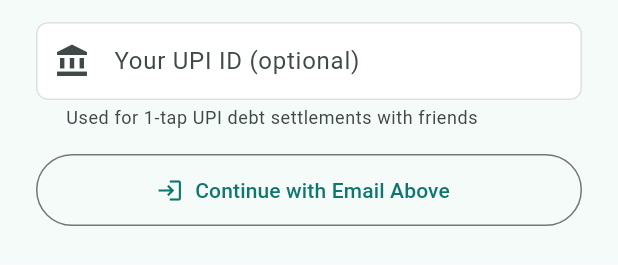
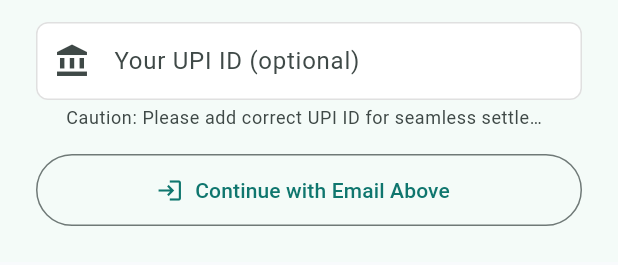
Before and after one commit to Supratik24/YeeTrip, a Flutter app: the AuthModal widget shown alone on an empty page, opened directly, on a phone screen of 412 x 824 dp. Shown: the part 629-894 px from the top of the screen. Run offline on Flutter 3.47's test engine with Material 3 defaults, Android fonts, the phone set to English and light mode, and no system bars; our stand-ins replace csv, drift, fl_chart, flutter_riverpod, go_router, google_sign_in and 2 more; accounts and stored records are empty; generated files the repository leaves out were written again.

Commit message:
feat(auth): add caution notice for correct UPI ID entry during sign in and trip joining

```diff
--- a/lib/features/auth/presentation/widgets/auth_modal.dart
+++ b/lib/features/auth/presentation/widgets/auth_modal.dart
@@ -302,6 +302,7 @@ class _AuthModalState extends ConsumerState<AuthModal> {
   @override
   Widget build(BuildContext context) {
     final theme = Theme.of(context);
+    final isDark = theme.brightness == Brightness.dark;
 
     // Step 2: After Google OAuth succeeds, allow editing name and mandate entering UPI ID
     if (_isGoogleProfileStep && _pendingGoogleAccount != null) {
@@ -437,8 +438,44 @@ class _AuthModalState extends ConsumerState<AuthModal> {
                   hintText: 'e.g. name@bank or 9876543210@upi',
                   errorText: _profileUpiError,
                   prefixIcon: const Icon(Icons.account_balance),
-                  helperText: 'Mandatory: Enter your own UPI ID for receiving and settling trip payments',
+                  helperText: 'Please add correct UPI ID for seamless settlement',
                   border: OutlineInputBorder(borderRadius: BorderRadius.circular(12)),
+                ),
+              ),
+              const SizedBox(height: 10),
+
+              // Caution Line Banner
+              Container(
+                padding: const EdgeInsets.symmetric(horizontal: 12, vertical: 8),
+                decoration: BoxDecoration(
+                  color: isDark
+                      ? Colors.amber.shade900.withValues(alpha: 0.25)
+                      : Colors.amber.shade50,
+                  borderRadius: BorderRadius.circular(10),
+                  border: Border.all(
+                    color: isDark
+                        ? Colors.amber.shade700.withValues(alpha: 0.4)
+                        : Colors.amber.shade300,
+                  ),
+                ),
+                child: Row(
+                  children: [
+                    Icon(
+                      Icons.warning_amber_rounded,
+                      size: 18,
+                      color: isDark ? Colors.amber.shade300 : Colors.amber.shade800,
+                    ),
+                    const SizedBox(width: 8),
+                    Expanded(
+                      child: Text(
+                        'Caution: Please add correct UPI ID for seamless settlement',
+                        style: theme.textTheme.bodySmall?.copyWith(
+                          color: isDark ? Colors.amber.shade200 : Colors.amber.shade900,
+                          fontWeight: FontWeight.w600,
+                        ),
+                      ),
+                    ),
+                  ],
                 ),
               ),
               const SizedBox(height: 20),
@@ -694,9 +731,7 @@ class _AuthModalState extends ConsumerState<AuthModal> {
                   labelText: widget.isJoining ? 'Your UPI ID * (Required for joining)' : 'Your UPI ID (optional)',
                   hintText: 'e.g. name@bank or 9876543210@upi',
                   prefixIcon: const Icon(Icons.account_balance),
-                  helperText: widget.isJoining
-                      ? 'Mandatory to join trip for 1-tap debt settlements'
-                      : 'Used for 1-tap UPI debt settlements with friends',
+                  helperText: 'Caution: Please add correct UPI ID for seamless settlement',
                   border: OutlineInputBorder(borderRadius: BorderRadius.circular(12)),
                 ),
               ),
--- a/lib/features/sync/presentation/widgets/join_trip_dialog.dart
+++ b/lib/features/sync/presentation/widgets/join_trip_dialog.dart
@@ -186,8 +186,8 @@ class _JoinTripDialogState extends ConsumerState<JoinTripDialog> {
             keyboardType: TextInputType.emailAddress,
             decoration: InputDecoration(
               labelText: 'Your UPI ID * (Required)',
-              hintText: 'e.g. yourname@okhdfcbank',
-              helperText: 'Mandatory for group expense settlement and splits',
+              hintText: 'e.g. name@bank or 9876543210@upi',
+              helperText: 'Caution: Please add correct UPI ID for seamless settlement',
               errorText: _upiErrorMessage,
               prefixIcon: const Icon(Icons.account_balance),
               border: OutlineInputBorder(
```
